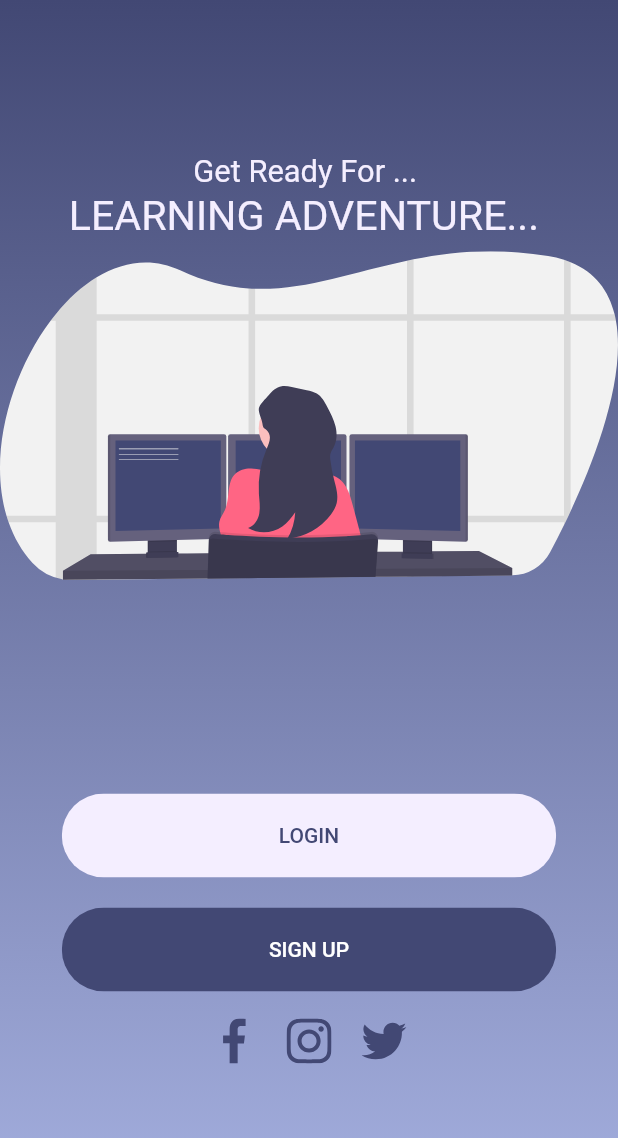
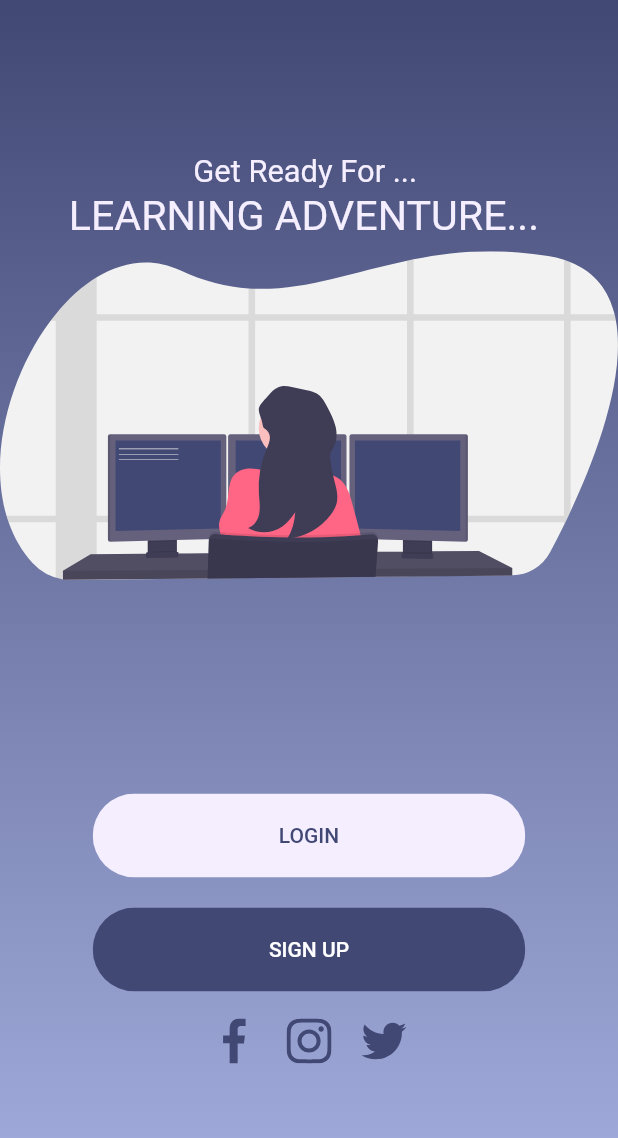
Before and after one commit to 4NG3L-4/ESISBA_2CPI_PROJECT, a Flutter app: the screen it shows after launch, on a phone screen of 412 x 824 dp. Shown: the top 1138 px of the screen. Run offline on Flutter 3.47's test engine with Material 2 defaults, Android fonts, the phone set to English and light mode, and no system bars; our stand-ins replace flutter_svg.

Commit message:
roundedbuttom update

```diff
--- a/our_app/lib/components/RoundedButton.dart
+++ b/our_app/lib/components/RoundedButton.dart
@@ -5,12 +5,14 @@ class RoundedButton extends StatelessWidget {
   final String text;
   final Function press;
   final Color color, textColor;
+  final double sizee;
   const RoundedButton({
     Key key,
     this.text,
     this.press,
     this.color = myDarkBlue,
     this.textColor = Colors.white,
+    this.sizee,
   }) : super(key: key);
 
   @override
@@ -18,9 +20,9 @@ class RoundedButton extends StatelessWidget {
     Size size = MediaQuery.of(context).size;
     return Container(
       margin: EdgeInsets.symmetric(vertical: 10),
-      width: size.width * 0.8,
+      width: size.width * 0.7,
       child: ClipRRect(
-        borderRadius: BorderRadius.circular(29),
+        borderRadius: BorderRadius.circular(30),
         // ignore: deprecated_member_use
         child: FlatButton(
           padding: EdgeInsets.symmetric(vertical: 20, horizontal: 40),
@@ -28,7 +30,10 @@ class RoundedButton extends StatelessWidget {
           onPressed: press,
           child: Text(
             text,
-            style: TextStyle(color: textColor),
+            style: TextStyle(
+              color: textColor,
+              fontSize: sizee,
+            ),
           ),
         ),
       ),
```
